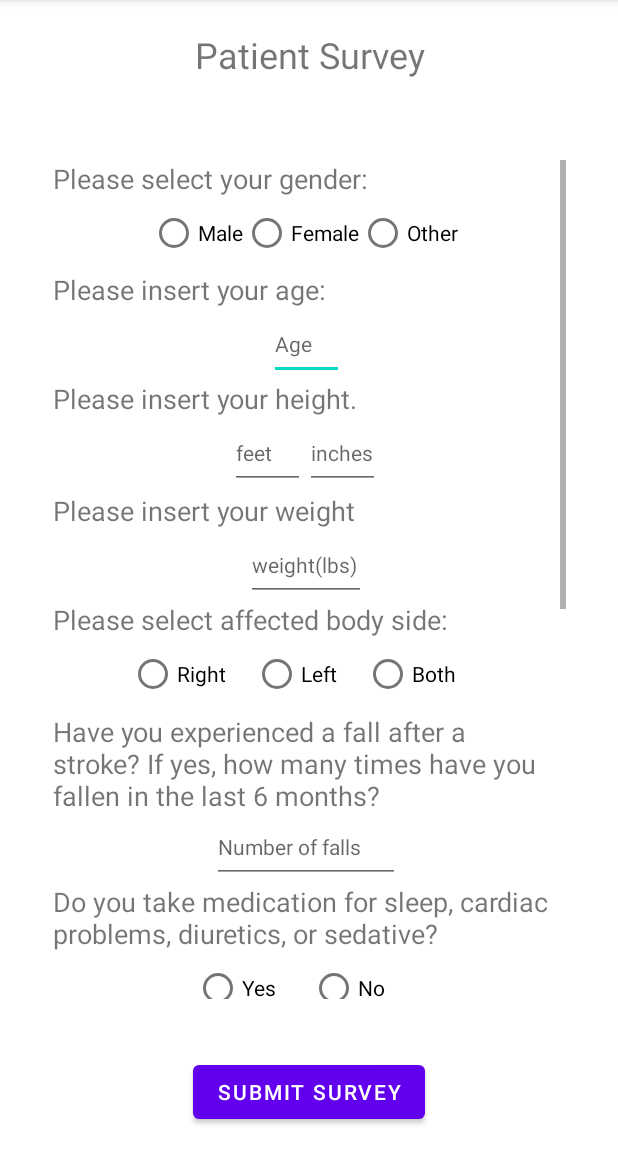
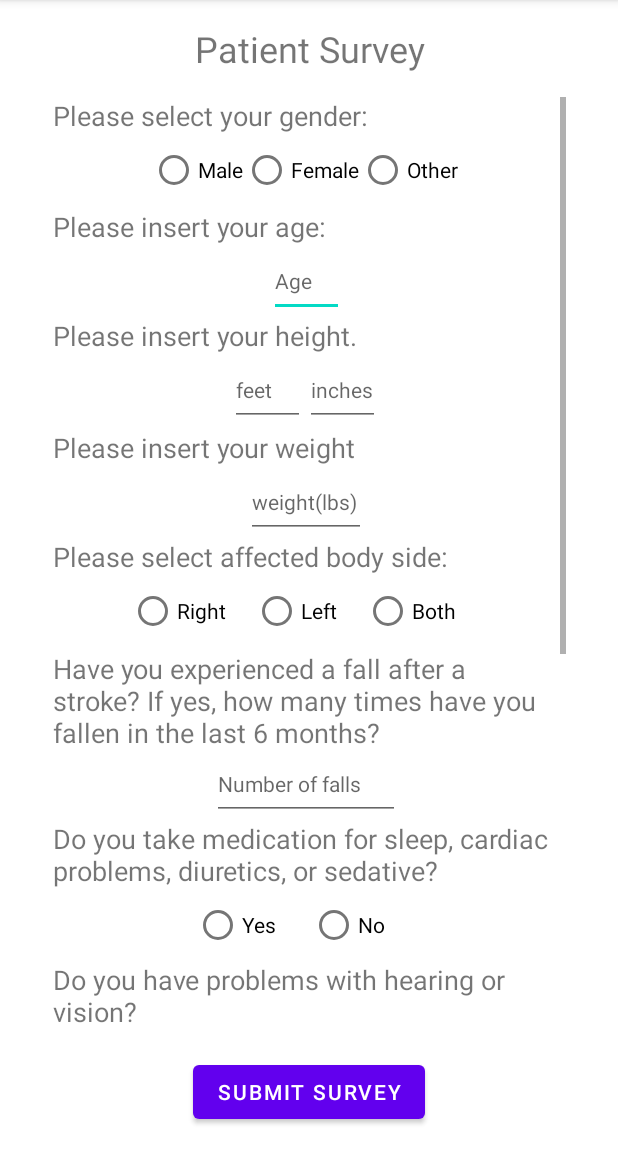
Before and after one commit to RIT-MSD-P21015/app_development, an Android app: the PatientSurvey screen opened directly, with no data from a screen before it, on a phone screen of 412 x 824 dp, the part 84-1236 px from its top. Run offline under Robolectric (Android 15) with nearby library versions, the phone set to English and light mode, and no system bars.

Commit message:
More survey fixes
Made the survey auto-adjust to screen size. Needs to be tested

```diff
--- a/app/src/main/res/layout/activity_patient_survey.xml
+++ b/app/src/main/res/layout/activity_patient_survey.xml
@@ -8,13 +8,13 @@
 
     <ScrollView
         android:layout_width="342dp"
-        android:layout_height="559dp"
+        android:layout_height="0dp"
         android:layout_marginStart="15dp"
         android:layout_marginLeft="15dp"
-        android:layout_marginTop="40dp"
+        android:layout_marginTop="16dp"
         android:layout_marginEnd="15dp"
         android:layout_marginRight="15dp"
-        android:layout_marginBottom="24dp"
+        android:layout_marginBottom="16dp"
         android:scrollbarStyle="insideInset"
         app:layout_constraintBottom_toTopOf="@+id/button_submit_survey"
         app:layout_constraintEnd_toEndOf="parent"
@@ -349,7 +349,7 @@
         android:id="@+id/textView6"
         android:layout_width="wrap_content"
         android:layout_height="wrap_content"
-        android:layout_marginTop="20dp"
+        android:layout_marginTop="16dp"
         android:text="@string/patient_survey"
         android:textSize="24sp"
         app:layout_constraintEnd_toEndOf="parent"
```
